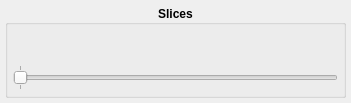
The window that kmap/ui/dataslider.ui (brands-d/kMap) describes before a commit, drawn with Qt 5.
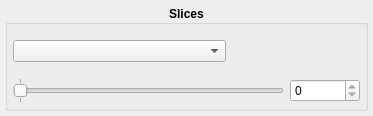
The same window after the commit.

```diff
--- a/kmap/ui/dataslider.ui
+++ b/kmap/ui/dataslider.ui
@@ -6,8 +6,8 @@
    <rect>
     <x>0</x>
     <y>0</y>
-    <width>351</width>
-    <height>103</height>
+    <width>373</width>
+    <height>116</height>
    </rect>
   </property>
   <property name="windowTitle">
@@ -54,15 +54,9 @@
        <number>5</number>
       </property>
       <item>
-       <layout class="QHBoxLayout" name="layout">
+       <layout class="QHBoxLayout" name="layout" stretch="5,3">
         <item>
-         <widget class="QLabel" name="key_label">
-          <property name="sizePolicy">
-           <sizepolicy hsizetype="Maximum" vsizetype="Preferred">
-            <horstretch>0</horstretch>
-            <verstretch>0</verstretch>
-           </sizepolicy>
-          </property>
+         <widget class="QComboBox" name="combobox">
           <property name="font">
            <font>
             <weight>50</weight>
@@ -72,8 +66,11 @@
           <property name="toolTip">
            <string>Key label for the individual slices.</string>
           </property>
-          <property name="text">
-           <string/>
+          <property name="maxCount">
+           <number>3</number>
+          </property>
+          <property name="duplicatesEnabled">
+           <bool>true</bool>
           </property>
          </widget>
         </item>
@@ -99,6 +96,8 @@
        </layout>
       </item>
       <item>
+       <layout class="QHBoxLayout" name="horizontalLayout">
+        <item>
        <widget class="QSlider" name="slider">
         <property name="font">
          <font>
@@ -125,6 +124,48 @@
          <number>0</number>
         </property>
        </widget>
+        </item>
+        <item>
+         <widget class="QSpinBox" name="spinbox">
+          <property name="sizePolicy">
+           <sizepolicy hsizetype="Maximum" vsizetype="Fixed">
+            <horstretch>0</horstretch>
+            <verstretch>0</verstretch>
+           </sizepolicy>
+          </property>
+          <property name="minimumSize">
+           <size>
+            <width>70</width>
+            <height>0</height>
+           </size>
+          </property>
+          <property name="maximumSize">
+           <size>
+            <width>70</width>
+            <height>16777215</height>
+           </size>
+          </property>
+          <property name="font">
+           <font>
+            <weight>50</weight>
+            <bold>false</bold>
+           </font>
+          </property>
+          <property name="correctionMode">
+           <enum>QAbstractSpinBox::CorrectToNearestValue</enum>
+          </property>
+          <property name="keyboardTracking">
+           <bool>false</bool>
+          </property>
+          <property name="maximum">
+           <number>0</number>
+          </property>
+          <property name="value">
+           <number>0</number>
+          </property>
+         </widget>
+        </item>
+       </layout>
       </item>
      </layout>
     </widget>
```
Left out of the diff: 4 changed lines with no effect on the pictures. Lines whose indentation alone changed are shown as unchanged.
